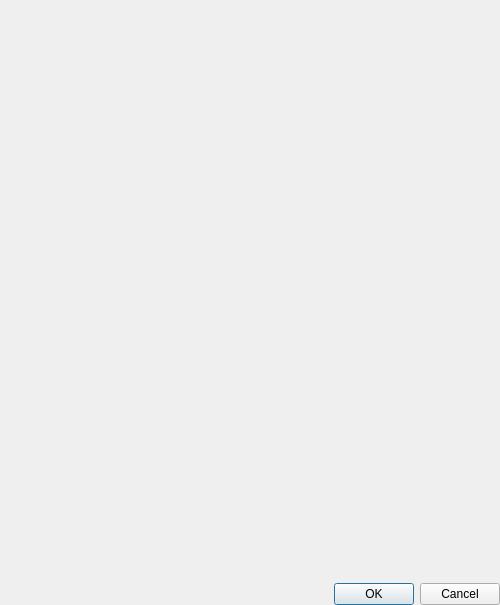
First picture: the form in client/src/ui/dialogs/preferences_dialog.ui, repository networkoptix/nx_open, before the edit.
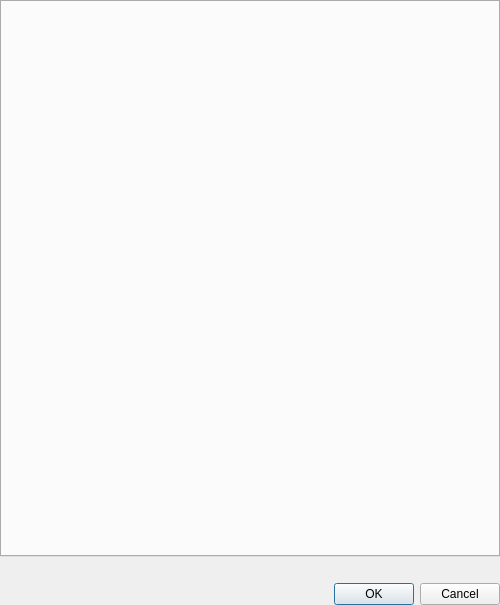
Second picture: the form after the edit.

Commit message:
Remove documentMode flag from tab widgets.
<==== Mercurial data ====>
Branch: new_style

The edit to the form file:
```diff
--- a/client/src/ui/dialogs/preferences_dialog.ui
+++ b/client/src/ui/dialogs/preferences_dialog.ui
@@ -31,9 +31,6 @@
      <property name="tabShape">
       <enum>QTabWidget::Triangular</enum>
      </property>
-     <property name="documentMode">
-      <bool>true</bool>
-     </property>
     </widget>
    </item>
    <item>
```
The commit also changes 4 other files.
